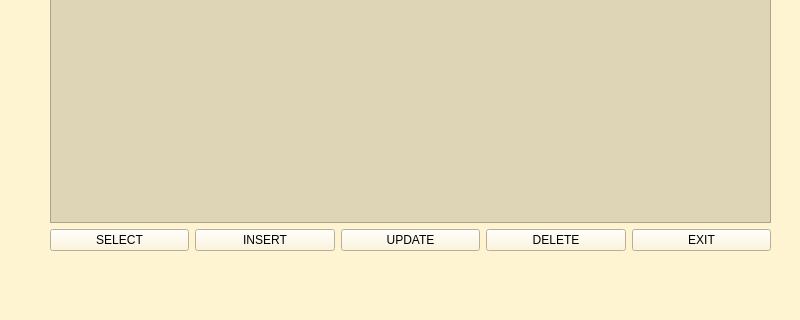
This is ShibaInu_baseDB.ui in XxArlekIn0xX/Praktika13 as Qt 5 draws it before an edit; both pictures show x 0 to 800 and y 280 to 600 of the 800 by 600 pixel window. The edited form follows.
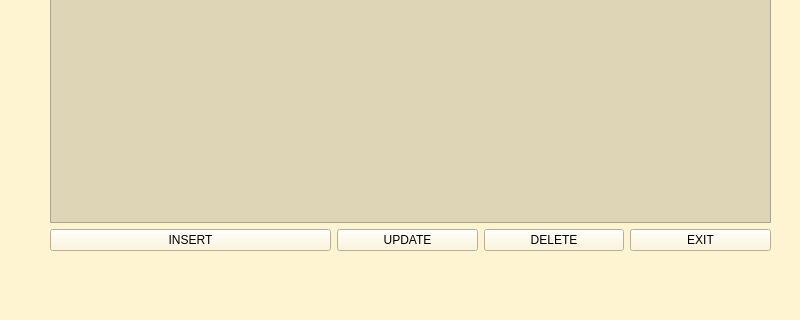
This is the edited form.

Commit message: Файл теперь может добавлять запись в базу

```diff
--- a/ShibaInu_baseDB.ui
+++ b/ShibaInu_baseDB.ui
@@ -37,26 +37,6 @@
        </property>
       </widget>
      </item>
-     <item row="1" column="1">
-      <widget class="QPushButton" name="pushButton_Insert">
-       <property name="styleSheet">
-        <string notr="true">font: italic 20pt &quot;Monotype Corsiva&quot;;</string>
-       </property>
-       <property name="text">
-        <string>INSERT</string>
-       </property>
-      </widget>
-     </item>
-     <item row="1" column="0">
-      <widget class="QPushButton" name="pushButton_Select">
-       <property name="styleSheet">
-        <string notr="true">font: italic 20pt &quot;Monotype Corsiva&quot;;</string>
-       </property>
-       <property name="text">
-        <string>SELECT</string>
-       </property>
-      </widget>
-     </item>
      <item row="1" column="2">
       <widget class="QPushButton" name="pushButton_Update">
        <property name="styleSheet">
@@ -87,6 +67,16 @@
        </property>
       </widget>
      </item>
+     <item row="1" column="0" colspan="2">
+      <widget class="QPushButton" name="pushButton_Insert">
+       <property name="styleSheet">
+        <string notr="true">font: italic 20pt &quot;Monotype Corsiva&quot;;</string>
+       </property>
+       <property name="text">
+        <string>INSERT</string>
+       </property>
+      </widget>
+     </item>
     </layout>
    </widget>
   </widget>
```
The commit also changes 2 other files.
